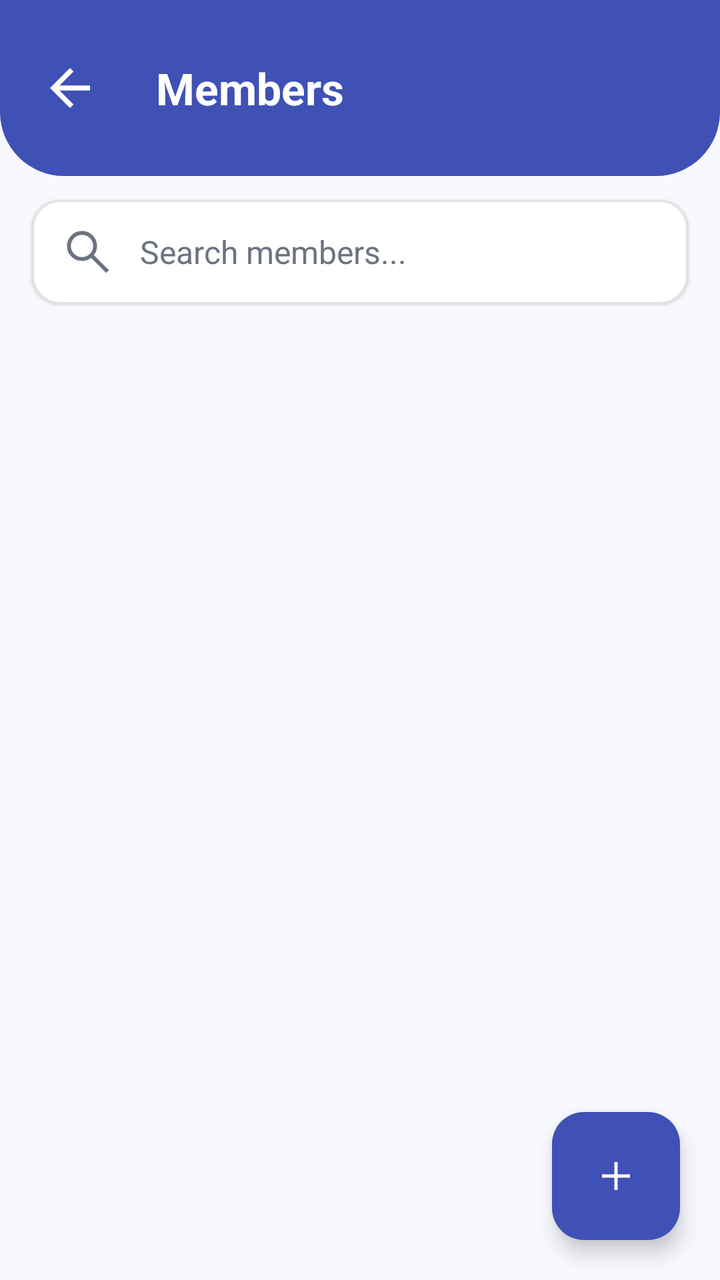
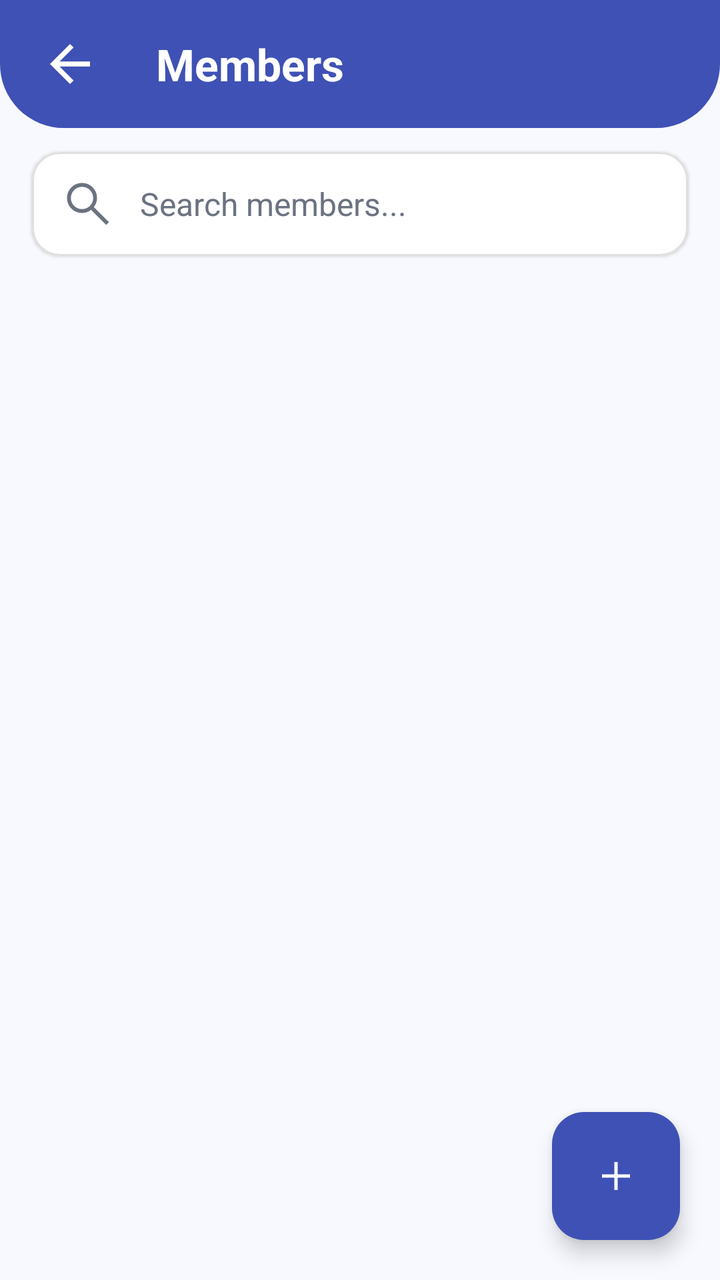

An Android layout rendered at two revisions. The XML below is the earlier revision; the diff shows what the commit changed to produce the second picture.
<!-- AndroidManifest.xml: application theme Theme.LibraryApp -->
<!-- res/layout/fragment_members.xml -->
<?xml version="1.0" encoding="utf-8"?>
<androidx.constraintlayout.widget.ConstraintLayout xmlns:android="http://schemas.android.com/apk/res/android"
    xmlns:tools="http://schemas.android.com/tools"
    xmlns:app="http://schemas.android.com/apk/res-auto"
    android:layout_width="match_parent"
    android:layout_height="match_parent"
    android:background="@color/background"
    tools:context=".presentation.members.MembersFragment">

    <View
        android:id="@+id/topBarBackground"
        android:layout_width="0dp"
        android:layout_height="88dp"
        android:background="@drawable/bg_dashboard_header"
        app:layout_constraintEnd_toEndOf="parent"
        app:layout_constraintStart_toStartOf="parent"
        app:layout_constraintTop_toTopOf="parent" />

    <ImageView
        android:id="@+id/ivBack"
        android:layout_width="30dp"
        android:layout_height="30dp"
        android:layout_marginStart="20dp"
        android:contentDescription="Back"
        android:src="@drawable/iv_back"
        app:tint="@color/text_on_primary"
        app:layout_constraintBottom_toBottomOf="@id/topBarBackground"
        app:layout_constraintStart_toStartOf="parent"
        app:layout_constraintTop_toTopOf="@id/topBarBackground" />

    <TextView
        android:id="@+id/tvTitle"
        android:layout_width="0dp"
        android:layout_height="wrap_content"
        android:layout_marginStart="28dp"
        android:text="Members"
        android:textColor="@color/text_on_primary"
        android:textSize="22sp"
        android:textStyle="bold"
        app:layout_constraintBottom_toBottomOf="@id/ivBack"
        app:layout_constraintEnd_toEndOf="@id/topBarBackground"
        app:layout_constraintStart_toEndOf="@id/ivBack"
        app:layout_constraintTop_toTopOf="@id/ivBack" />

    <com.google.android.material.card.MaterialCardView
        android:id="@+id/cardSearch"
        android:layout_width="0dp"
        android:layout_height="52dp"
        android:layout_marginStart="16dp"
        android:layout_marginTop="12dp"
        android:layout_marginEnd="16dp"
        app:cardBackgroundColor="@color/surface"
        app:cardCornerRadius="14dp"
        app:cardElevation="1dp"
        app:strokeColor="@color/border"
        app:strokeWidth="1dp"
        app:layout_constraintEnd_toEndOf="parent"
        app:layout_constraintStart_toStartOf="parent"
        app:layout_constraintTop_toBottomOf="@id/topBarBackground">

        <androidx.constraintlayout.widget.ConstraintLayout
            android:layout_width="match_parent"
            android:layout_height="match_parent">

            <ImageView
                android:id="@+id/ivSearchInside"
                android:layout_width="28dp"
                android:layout_height="28dp"
                android:layout_marginStart="14dp"
                android:contentDescription="Search"
                android:src="@drawable/iv_search"
                app:tint="@color/text_secondary"
                app:layout_constraintBottom_toBottomOf="parent"
                app:layout_constraintStart_toStartOf="parent"
                app:layout_constraintTop_toTopOf="parent" />

            <EditText
                android:id="@+id/etSearchMembers"
                android:layout_width="0dp"
                android:layout_height="match_parent"
                android:layout_marginStart="12dp"
                android:layout_marginEnd="12dp"
                android:background="@android:color/transparent"
                android:hint="Search members..."
                android:inputType="text"
                android:padding="0dp"
                android:textColor="@color/text_primary"
                android:textColorHint="@color/text_secondary"
                android:textSize="16sp"
                app:layout_constraintBottom_toBottomOf="parent"
                app:layout_constraintEnd_toEndOf="parent"
                app:layout_constraintStart_toEndOf="@id/ivSearchInside"
                app:layout_constraintTop_toTopOf="parent" />

        </androidx.constraintlayout.widget.ConstraintLayout>

    </com.google.android.material.card.MaterialCardView>

    <androidx.recyclerview.widget.RecyclerView
        android:id="@+id/rvMembers"
        android:layout_width="0dp"
        android:layout_height="0dp"
        android:layout_marginStart="16dp"
        android:layout_marginTop="12dp"
        android:layout_marginEnd="16dp"
        android:clipToPadding="false"
        android:paddingBottom="90dp"
        app:layout_constraintBottom_toBottomOf="parent"
        app:layout_constraintEnd_toEndOf="parent"
        app:layout_constraintStart_toStartOf="parent"
        app:layout_constraintTop_toBottomOf="@id/cardSearch"
        tools:listitem="@layout/item_member"/>

    <com.google.android.material.floatingactionbutton.FloatingActionButton
        android:id="@+id/fabAddMember"
        android:layout_width="64dp"
        android:layout_height="64dp"
        android:layout_marginEnd="20dp"
        android:layout_marginBottom="20dp"
        android:contentDescription="Add Member"
        android:src="@drawable/iv_add"
        app:backgroundTint="@color/primary"
        app:fabCustomSize="64dp"
        app:tint="@color/text_on_primary"
        app:layout_constraintBottom_toBottomOf="parent"
        app:layout_constraintEnd_toEndOf="parent" />

</androidx.constraintlayout.widget.ConstraintLayout>
<!-- res/layout/item_member.xml (included above) -->
<?xml version="1.0" encoding="utf-8"?>
<com.google.android.material.card.MaterialCardView
    xmlns:android="http://schemas.android.com/apk/res/android"
    xmlns:app="http://schemas.android.com/apk/res-auto"
    android:layout_width="match_parent"
    android:layout_height="wrap_content"
    android:layout_marginBottom="12dp"
    app:cardBackgroundColor="@color/surface"
    app:cardCornerRadius="14dp"
    app:cardElevation="1dp"
    app:strokeColor="@color/border"
    app:strokeWidth="1dp">

    <androidx.constraintlayout.widget.ConstraintLayout
        android:layout_width="match_parent"
        android:layout_height="100dp"
        android:padding="12dp">

        

        <ImageView
            android:id="@+id/ivMemberIcon"
            android:layout_width="70dp"
            android:layout_height="75dp"
            android:background="#EAF9F4"
            android:contentDescription="Member"
            android:padding="14dp"
            android:src="@drawable/iv_member"
            app:tint="@color/success"
            app:layout_constraintBottom_toBottomOf="parent"
            app:layout_constraintStart_toStartOf="parent"
            app:layout_constraintTop_toTopOf="parent" />

        

        <TextView
            android:id="@+id/tvMemberName"
            android:layout_width="0dp"
            android:layout_height="wrap_content"
            android:layout_marginStart="14dp"
            android:layout_marginEnd="12dp"
            android:text="John Smith"
            android:textColor="@color/text_primary"
            android:textSize="16sp"
            android:textStyle="bold"
            app:layout_constraintEnd_toStartOf="@id/ivArrow"
            app:layout_constraintStart_toEndOf="@id/ivMemberIcon"
            app:layout_constraintTop_toTopOf="@id/ivMemberIcon" />

        

        <TextView
            android:id="@+id/tvMemberEmail"
            android:layout_width="0dp"
            android:layout_height="wrap_content"
            android:layout_marginTop="5dp"
            android:text="john@email.com"
            android:textColor="@color/text_secondary"
            android:textSize="13sp"
            app:layout_constraintEnd_toEndOf="@id/tvMemberName"
            app:layout_constraintStart_toStartOf="@id/tvMemberName"
            app:layout_constraintTop_toBottomOf="@id/tvMemberName" />

        

        <TextView
            android:id="@+id/tvBorrowedBooks"
            android:layout_width="0dp"
            android:layout_height="wrap_content"
            android:layout_marginTop="5dp"
            android:text="Borrowed Books: 2"
            android:textColor="@color/text_secondary"
            android:textSize="13sp"
            app:layout_constraintEnd_toEndOf="@id/tvMemberName"
            app:layout_constraintStart_toStartOf="@id/tvMemberName"
            app:layout_constraintTop_toBottomOf="@id/tvMemberEmail" />

        

        <ImageView
            android:id="@+id/ivArrow"
            android:layout_width="30dp"
            android:layout_height="30dp"
            android:layout_marginEnd="4dp"
            android:contentDescription="Member Details"
            android:src="@drawable/iv_forward"
            app:tint="@color/text_secondary"
            app:layout_constraintBottom_toBottomOf="parent"
            app:layout_constraintEnd_toEndOf="parent"
            app:layout_constraintTop_toTopOf="parent" />

    </androidx.constraintlayout.widget.ConstraintLayout>

</com.google.android.material.card.MaterialCardView>
<!-- resources referenced by this layout -->
<resources>
  <color name="background">#F8F9FF</color>
  <color name="border">#E0E0E0</color>
  <color name="primary">#3F51B5</color>
  <color name="success">#4CAF50</color>
  <color name="surface">#FFFFFF</color>
  <color name="text_on_primary">#FFFFFF</color>
  <color name="text_primary">#1A1A1A</color>
  <color name="text_secondary">#6B7280</color>
  <!-- drawable bg_dashboard_header (drawable) -->
  <?xml version="1.0" encoding="utf-8"?>
  <shape xmlns:android="http://schemas.android.com/apk/res/android"
      android:shape="rectangle">
  
      <solid android:color="@color/primary" />
  
      <corners
          android:bottomLeftRadius="32dp"
          android:bottomRightRadius="32dp" />
  
  </shape>
  <!-- drawable iv_add (drawable) -->
  <vector xmlns:android="http://schemas.android.com/apk/res/android"
      android:width="40dp"
      android:height="40dp"
      android:viewportWidth="960"
      android:viewportHeight="960">
    <path
        android:pathData="M446.67,513.33L200,513.33v-66.66h246.67L446.67,200h66.66v246.67L760,446.67v66.66L513.33,513.33L513.33,760h-66.66v-246.67Z"
        android:fillColor="#1f1f1f"/>
  </vector>
  <!-- drawable iv_back (drawable) -->
  <vector xmlns:android="http://schemas.android.com/apk/res/android"
      android:width="24dp"
      android:height="24dp"
      android:viewportWidth="960"
      android:viewportHeight="960">
    <path
        android:pathData="m313,520 l224,224 -57,56 -320,-320 320,-320 57,56 -224,224h487v80L313,520Z"
        android:fillColor="#1f1f1f"/>
  </vector>
  <!-- drawable iv_forward (drawable) -->
  <vector xmlns:android="http://schemas.android.com/apk/res/android"
      android:width="40dp"
      android:height="40dp"
      android:viewportWidth="960"
      android:viewportHeight="960">
    <path
        android:pathData="m309.67,878.67 l-61,-61.67L587,478.67 248.67,140.33l61,-61.66 400,400 -400,400Z"
        android:fillColor="#1f1f1f"/>
  </vector>
  <!-- drawable iv_member (drawable) -->
  <vector xmlns:android="http://schemas.android.com/apk/res/android"
      android:width="24dp"
      android:height="24dp"
      android:viewportWidth="960"
      android:viewportHeight="960">
    <path
        android:pathData="M367,433q-47,-47 -47,-113t47,-113q47,-47 113,-47t113,47q47,47 47,113t-47,113q-47,47 -113,47t-113,-47ZM160,800v-112q0,-34 17.5,-62.5T224,582q62,-31 126,-46.5T480,520q66,0 130,15.5T736,582q29,15 46.5,43.5T800,688v112L160,800ZM240,720h480v-32q0,-11 -5.5,-20T700,654q-54,-27 -109,-40.5T480,600q-56,0 -111,13.5T260,654q-9,5 -14.5,14t-5.5,20v32ZM536.5,376.5Q560,353 560,320t-23.5,-56.5Q513,240 480,240t-56.5,23.5Q400,287 400,320t23.5,56.5Q447,400 480,400t56.5,-23.5ZM480,320ZM480,720Z"
        android:fillColor="#1f1f1f"/>
  </vector>
  <!-- drawable iv_search (drawable) -->
  <vector xmlns:android="http://schemas.android.com/apk/res/android"
      android:width="40dp"
      android:height="40dp"
      android:viewportWidth="960"
      android:viewportHeight="960">
    <path
        android:pathData="M792,839.33 L532.67,580q-30,25.33 -69.67,39.67Q423.33,634 378.67,634q-108.34,0 -183.5,-75.17Q120,483.67 120,376.67t75.17,-182.17q75.16,-75.17 182.83,-75.17 107,0 181.83,75.17 74.84,75.17 74.84,182.17 0,43.33 -14,83 -14,39.66 -40.67,73l260,258.66 -48,48ZM378,567.33q79,0 134.5,-55.83T568,376.67q0,-79 -55.5,-134.84Q457,186 378,186q-79.67,0 -135.5,55.83 -55.83,55.84 -55.83,134.84T242.5,511.5q55.83,55.83 135.5,55.83Z"
        android:fillColor="#1f1f1f"/>
  </vector>
  <style name="Theme.LibraryApp" parent="Base.Theme.LibraryApp" />
  <style name="Base.Theme.LibraryApp" parent="Theme.Material3.DayNight.NoActionBar">
          
          
      </style>
</resources>

<!-- the commit's change to res/layout/fragment_members.xml (unified diff, before → after) -->
@@ -10,7 +10,7 @@
     <View
         android:id="@+id/topBarBackground"
         android:layout_width="0dp"
-        android:layout_height="88dp"
+        android:layout_height="64dp"
         android:background="@drawable/bg_dashboard_header"
         app:layout_constraintEnd_toEndOf="parent"
         app:layout_constraintStart_toStartOf="parent"
